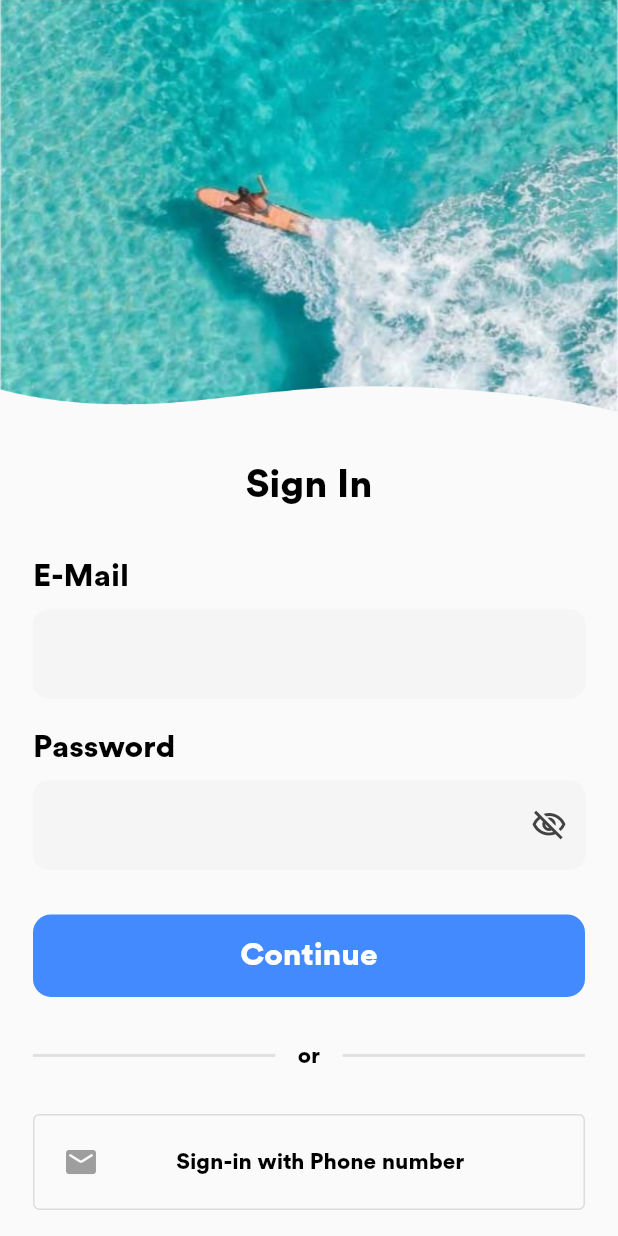
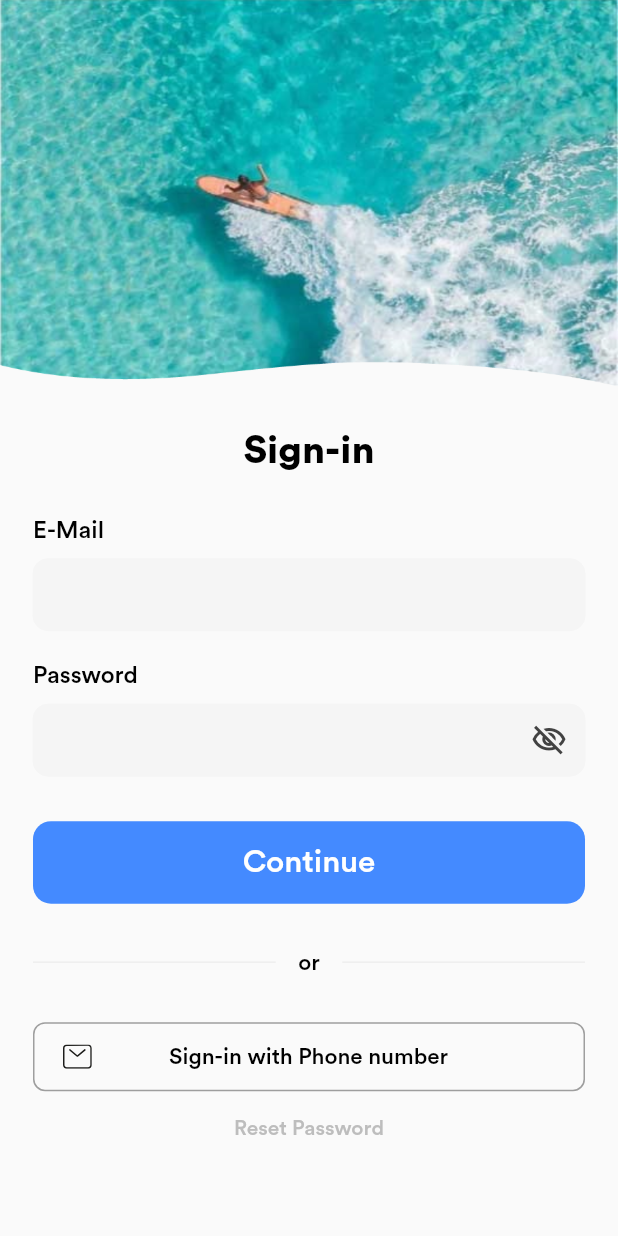
Before and after one commit to san07364/booking, a Flutter app: the SignInScreen screen opened directly, on a phone screen of 412 x 824 dp. Run offline on Flutter 3.47's test engine with Material 2 defaults, Android fonts, the light colour scheme and no system bars; our stand-ins replace flutter_svg.

Commit message:
Sign in ui changes

```diff
--- a/lib/main.dart
+++ b/lib/main.dart
@@ -1,3 +1,4 @@
+import 'package:booking/ui/screens/sign_in/sign_in_screen.dart';
 import 'package:flutter/material.dart';
 
 import 'homepage.dart';
@@ -17,8 +18,9 @@ class MyApp extends StatelessWidget {
       debugShowCheckedModeBanner: false,
       theme: ThemeData(
         primarySwatch: Colors.blue,
+        fontFamily: 'Circular'
       ),
-      home: const HomePage(),
+      home: const SignInScreen(),
     );
   }
 }
--- a/lib/textstyle.dart
+++ b/lib/textstyle.dart
@@ -3,13 +3,17 @@ import 'package:flutter/material.dart';
 class Style {
   static const largeHeading =
       TextStyle(color: Colors.black, fontFamily: 'Circular', fontSize: 26);
+  static const largeBoldHeading =
+  TextStyle(color: Colors.black, fontFamily: 'Circular', fontSize: 26,fontWeight: FontWeight.w800);
   static const heading =
       TextStyle(color: Colors.black, fontFamily: 'Circular', fontSize: 21);
   static const normal =
       TextStyle(color: Colors.black, fontFamily: 'Circular', fontSize: 15);
   static const small =
       TextStyle(color: Colors.black, fontFamily: 'Circular', fontSize: 11);
+  static const regularText =
+  TextStyle(color: Colors.black, fontFamily: 'Circular', fontSize: 16,fontWeight: FontWeight.w300);
   static const buttonText =
-  TextStyle(color: Colors.white, fontFamily: 'Circular', fontSize: 21);
+  TextStyle(color: Colors.white, fontFamily: 'Circular', fontSize: 21,fontWeight: FontWeight.w300);
 
 }
--- a/lib/ui/screens/sign_in/sign_in_screen.dart
+++ b/lib/ui/screens/sign_in/sign_in_screen.dart
@@ -1,6 +1,7 @@
 import 'package:booking/textstyle.dart';
 import 'package:booking/utils/device_size.dart';
 import 'package:flutter/material.dart';
+import 'package:flutter_svg/flutter_svg.dart';
 
 class SignInScreen extends StatefulWidget {
   const SignInScreen({Key? key}) : super(key: key);
@@ -23,10 +24,10 @@ class _SignInScreenState extends State<SignInScreen> {
         body: SingleChildScrollView(
           child: Column(
             children: [
-              Image.asset('asset/image/display_img.png',height: _height/3,width: _width,fit: BoxFit.fill,),
-              SizedBox(height: _height / 25,),
-              const Text('Sign In',style: Style.largeHeading,),
-              SizedBox(height: _height / 25,),
+              Image.asset('asset/image/display_img.png',height: _height/3.2,width: _width,fit: BoxFit.fill,),
+              SizedBox(height: _height / 30,),
+              const Text('Sign-in',style: Style.largeBoldHeading,),
+              SizedBox(height: _height / 30,),
               Padding(
                 padding: const EdgeInsets.only(left: 22,right: 22),
                 child: Column(
@@ -34,11 +35,12 @@ class _SignInScreenState extends State<SignInScreen> {
                     Column(
                       crossAxisAlignment: CrossAxisAlignment.start,
                       children: [
-                        Text('E-Mail',style: Style.heading,),
-                        SizedBox(height: 10,),
+                        const Text('E-Mail',style: Style.regularText,),
+                        const SizedBox(height: 10,),
                         TextFormField(
                           decoration: InputDecoration(
-                            fillColor: Colors.grey.shade100,
+                              contentPadding: const EdgeInsets.symmetric(vertical: 12,horizontal: 12),
+                              fillColor: Colors.grey.shade100,
                               filled: true,
                             focusedBorder: OutlineInputBorder(
                               borderSide: BorderSide(width: 0,color:Colors.grey.shade100),
@@ -52,16 +54,18 @@ class _SignInScreenState extends State<SignInScreen> {
                         )
                       ],
                     ),
-                    SizedBox(height: 20,),
+                    const SizedBox(height: 20,),
                     Column(
                       crossAxisAlignment: CrossAxisAlignment.start,
                       children: [
-                        Text('Password',style: Style.heading,),
-                        SizedBox(height: 10,),
+                        const Text('Password',style: Style.regularText,),
+                        const SizedBox(height: 10,),
                         TextFormField(
                           obscuringCharacter: '•',
                           obscureText: !_passwordVisible,
+                          style: TextStyle(color: Colors.grey),
                           decoration: InputDecoration(
+                            contentPadding: const EdgeInsets.symmetric(vertical: 12,horizontal: 12),
                               suffixIcon: IconButton(
                                 icon: Icon(
                                   // Based on passwordVisible state choose the icon
@@ -96,7 +100,7 @@ class _SignInScreenState extends State<SignInScreen> {
                       width: _width / 1,
                       child: TextButton(
                         onPressed: (){},
-                        child: Text('Continue',style: Style.buttonText,),
+                        child: const Text('Continue',style: Style.buttonText,),
                         style: TextButton.styleFrom(
                             primary: Colors.white,
                             shape: RoundedRectangleBorder(borderRadius: BorderRadius.circular(12)),
@@ -108,28 +112,36 @@ class _SignInScreenState extends State<SignInScreen> {
                     const SizedBox(height: 30,),
                     Row(
                       children: [
-                        Expanded(child: Container(color: Colors.grey.shade300,height: 2,)),
+                        Expanded(child: Container(color: Colors.grey.shade200,height: 1,)),
                         const Padding(
                           padding: EdgeInsets.symmetric(horizontal: 15),
                           child: Text('or',style: Style.normal,),
                         ),
-                        Expanded(child: Container(color: Colors.grey.shade300,height: 2,)),
+                        Expanded(child: Container(color: Colors.grey.shade200,height: 1,)),
                       ],
                     ),
                     const SizedBox(height: 30,),
                     OutlinedButton(
                         onPressed: (){},
+
                         style: OutlinedButton.styleFrom(
-                          padding: const EdgeInsets.symmetric(vertical: 20,horizontal: 20)
+                          shape: RoundedRectangleBorder(
+                            borderRadius: BorderRadius.circular(8.0),
+                          ),
+                          padding: const EdgeInsets.symmetric(vertical: 14,horizontal: 20),
+                          side: BorderSide(width: 1.0, color: Colors.grey.shade500),
                         ),
                         child: Row(
                           children: [
-                            Icon(Icons.mail_rounded,color: Colors.grey,),
+                            SvgPicture.asset('asset/image/mail.svg'),
                             SizedBox(width: _width/ 8,),
-                            Text('Sign-in with Phone number',style: Style.normal,)
+                            const Text('Sign-in with Phone number',style: Style.normal,)
                           ],
                         )
                     ),
+                    TextButton(
+                        onPressed: (){},
+                        child: Text('Reset Password',style: TextStyle(color: Colors.grey.shade400),)),
                     const SizedBox(height: 30,),
                   ],
                 ),
--- a/pubspec.yaml
+++ b/pubspec.yaml
@@ -59,3 +59,5 @@ flutter:
     - family: Circular
       fonts:
         - asset: asset/font/circular-black.otf
+        - asset: asset/font/circular-medium.otf
+          weight: 300
```
Also changed, not shown: asset/font/circular-medium.otf (added), asset/image/mail.svg (added).
